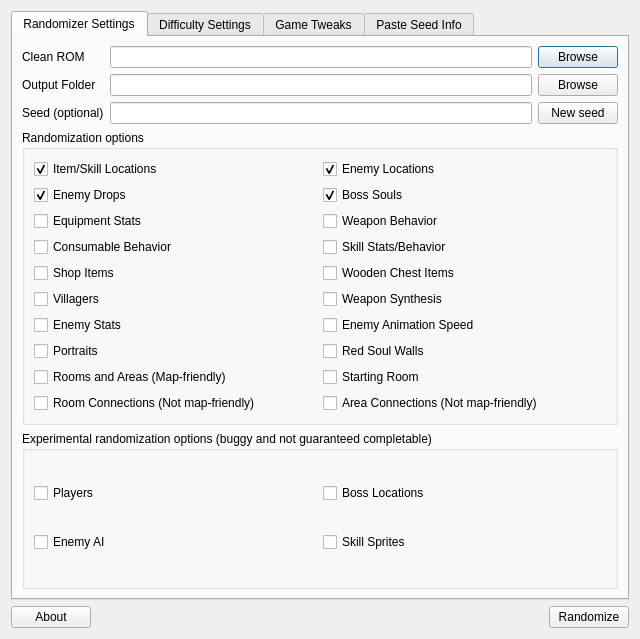
First picture: the form in randomizer.ui, repository LagoLunatic/dsvrandom, before the edit.
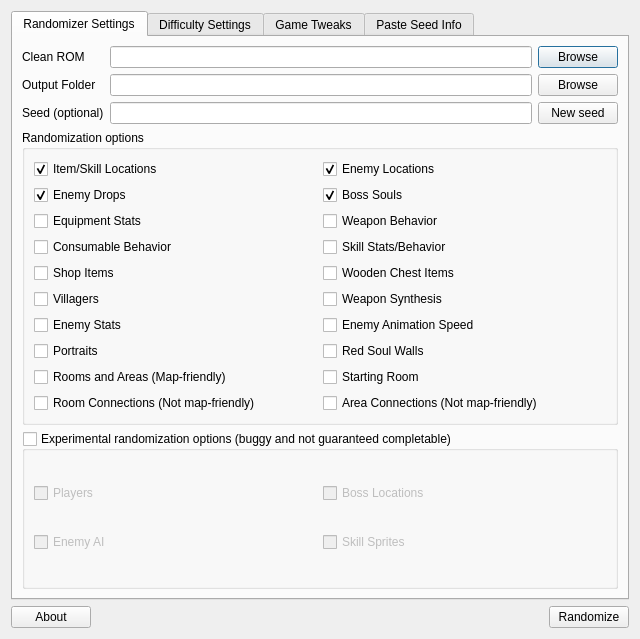
Second picture: the form after the edit. Icons and pictures are not drawn.

Commit message: Make experimental section greyed out by default

```diff
--- a/randomizer.ui
+++ b/randomizer.ui
@@ -349,6 +349,12 @@
          <property name="title">
           <string>Experimental randomization options (buggy and not guaranteed completable)</string>
          </property>
+         <property name="checkable">
+          <bool>true</bool>
+         </property>
+         <property name="checked">
+          <bool>false</bool>
+         </property>
          <layout class="QVBoxLayout" name="verticalLayout_3">
           <item>
            <layout class="QHBoxLayout" name="horizontalLayout_9">
```
Left out of the diff: 6 changed lines with no effect on the pictures. The commit also changes 1 other file.
